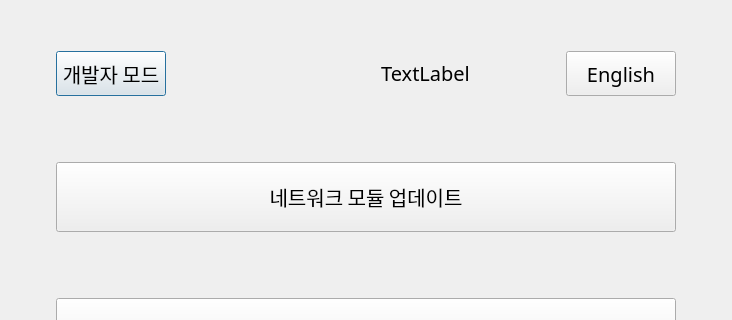
Before: the Qt Designer form modi_firmware_updater/assets/updater.ui in LUXROBO/modi-firmware-updater, drawn with Qt 5; both pictures show x 0 to 732 and y 0 to 320 of the 732 by 783 pixel window.
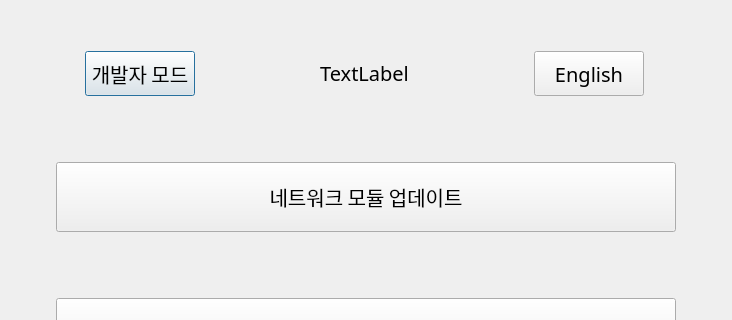
After: the same form once the commit is applied.

What changed in the file:
```diff
--- a/modi_firmware_updater/assets/updater.ui
+++ b/modi_firmware_updater/assets/updater.ui
@@ -100,6 +100,7 @@
          <property name="font">
           <font>
            <family>LuxHanSans</family>
+           <kerning>true</kerning>
           </font>
          </property>
          <property name="text">
@@ -113,7 +114,7 @@
           <enum>Qt::Horizontal</enum>
          </property>
          <property name="sizeType">
-          <enum>QSizePolicy::Expanding</enum>
+          <enum>QSizePolicy::Fixed</enum>
          </property>
          <property name="sizeHint" stdset="0">
           <size>
@@ -181,7 +182,7 @@
          <property name="font">
           <font>
            <family>LuxHanSans</family>
-           <kerning>false</kerning>
+           <kerning>true</kerning>
           </font>
          </property>
          <property name="focusPolicy">
```
Left out of the diff: 10 changed lines with no effect on the pictures.
